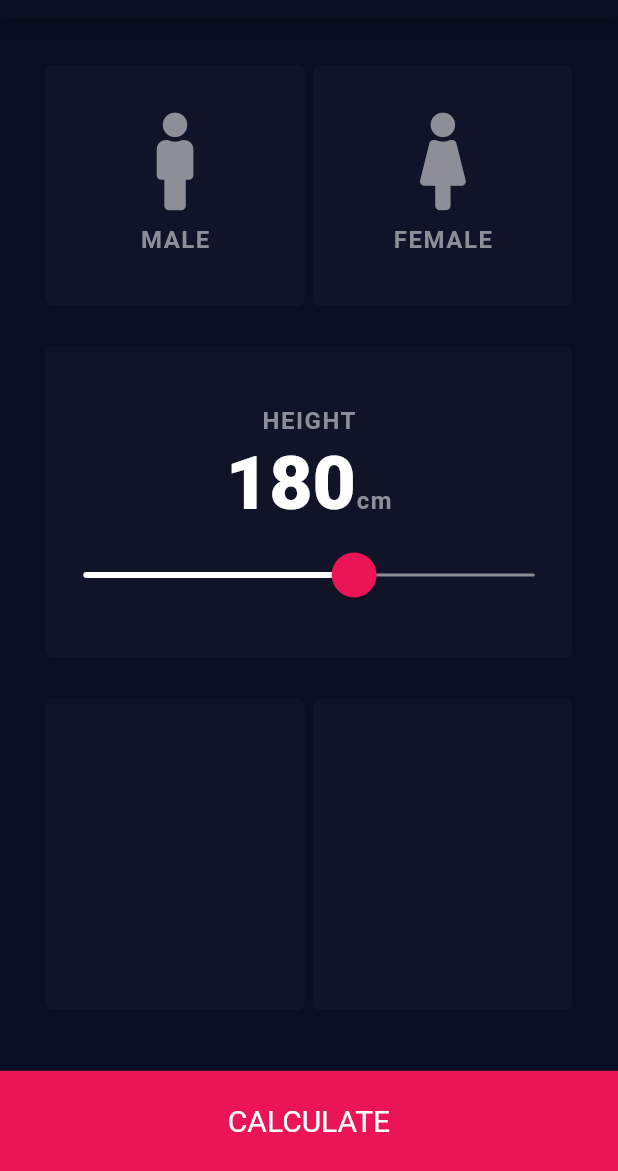
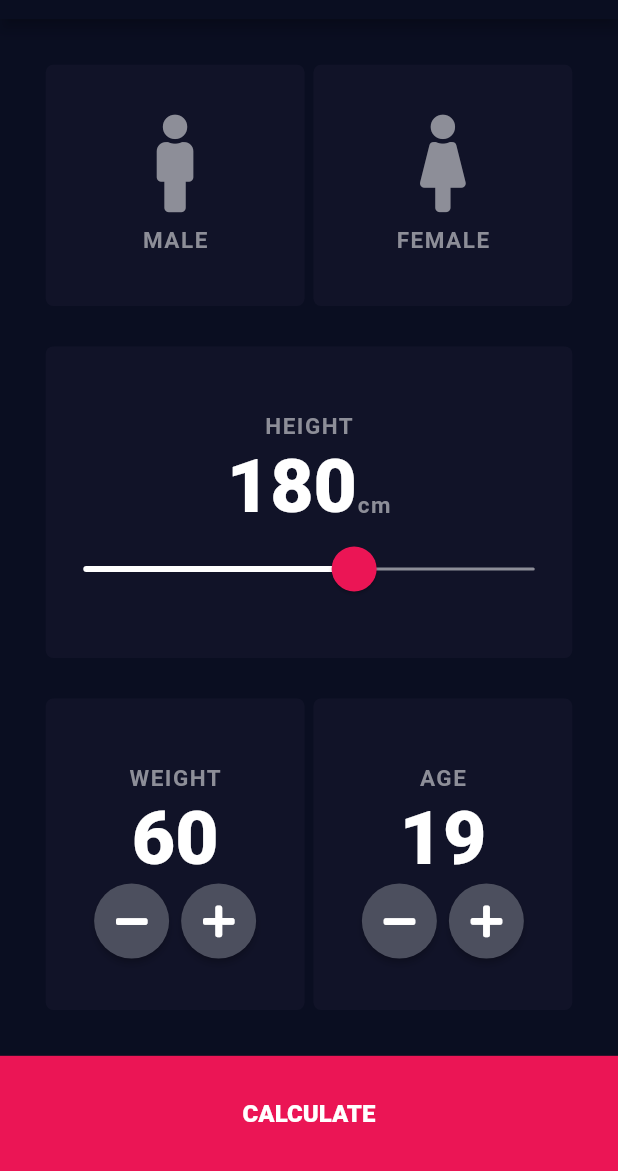
Before and after one commit to srockstech/bmi-calculator-app, a Flutter app: the screen it shows after launch, on a phone screen of 412 x 824 dp, the part 65-1236 px from its top. Run offline on Flutter 3.47's test engine with Material 2 defaults, Android fonts, the phone set to English and light mode, and no system bars; our stand-ins replace font_awesome_flutter.

Commit message:
Created Weight and Age inputs

```diff
--- a/lib/constants.dart
+++ b/lib/constants.dart
@@ -15,7 +15,7 @@ const kSliderTrackHeight = 2.0;
 
 const kTitleStyle = TextStyle(
   height: 2.0,
-  fontSize: 16,
+  fontSize: 15,
   fontWeight: FontWeight.w700,
   color: Color(0xFF8D8E98),
   letterSpacing: 1,
--- a/lib/input_page.dart
+++ b/lib/input_page.dart
@@ -13,6 +13,8 @@ class InputPage extends StatefulWidget {
 
 class _InputPageState extends State<InputPage> {
   int height = 180;
+  int weight = 60;
+  int age = 19;
   Gender selectedGender;
   @override
   Widget build(BuildContext context) {
@@ -102,9 +104,6 @@ class _InputPageState extends State<InputPage> {
                               )
                             ],
                           ),
-                          SizedBox(
-                            height: 6,
-                          ),
                           SliderTheme(
                             data: SliderTheme.of(context).copyWith(
                               activeTrackColor: kSliderActiveColour,
@@ -139,11 +138,85 @@ class _InputPageState extends State<InputPage> {
                       children: [
                         Expanded(
                           child: ReusableCard(
+                            cardChild: Column(
+                              mainAxisAlignment: MainAxisAlignment.center,
+                              children: [
+                                Text(
+                                  'WEIGHT',
+                                  style: kTitleStyle,
+                                ),
+                                Text(
+                                  weight.toString(),
+                                  style: kNumberStyle,
+                                ),
+                                Row(
+                                  mainAxisAlignment: MainAxisAlignment.center,
+                                  children: [
+                                    RoundIconsButton(
+                                      icon: FontAwesomeIcons.minus,
+                                      onPress: () {
+                                        setState(() {
+                                          weight--;
+                                        });
+                                      },
+                                    ),
+                                    SizedBox(
+                                      width: 8,
+                                    ),
+                                    RoundIconsButton(
+                                      icon: FontAwesomeIcons.plus,
+                                      onPress: () {
+                                        setState(() {
+                                          weight++;
+                                        });
+                                      },
+                                    ),
+                                  ],
+                                ),
+                              ],
+                            ),
                             colour: kActiveCardColour,
                           ),
                         ),
                         Expanded(
                           child: ReusableCard(
+                            cardChild: Column(
+                              mainAxisAlignment: MainAxisAlignment.center,
+                              children: [
+                                Text(
+                                  'AGE',
+                                  style: kTitleStyle,
+                                ),
+                                Text(
+                                  age.toString(),
+                                  style: kNumberStyle,
+                                ),
+                                Row(
+                                  mainAxisAlignment: MainAxisAlignment.center,
+                                  children: [
+                                    RoundIconsButton(
+                                      icon: FontAwesomeIcons.minus,
+                                      onPress: () {
+                                        setState(() {
+                                          age--;
+                                        });
+                                      },
+                                    ),
+                                    SizedBox(
+                                      width: 8,
+                                    ),
+                                    RoundIconsButton(
+                                      icon: FontAwesomeIcons.plus,
+                                      onPress: () {
+                                        setState(() {
+                                          age++;
+                                        });
+                                      },
+                                    ),
+                                  ],
+                                ),
+                              ],
+                            ),
                             colour: kActiveCardColour,
                           ),
                         ),
@@ -157,12 +230,11 @@ class _InputPageState extends State<InputPage> {
           Expanded(
             flex: 1,
             child: Container(
-              margin: EdgeInsets.only(top: 10),
               color: kCalculateButtonColour,
               child: Center(
                   child: Text(
                 'CALCULATE',
-                style: TextStyle(fontSize: 20),
+                style: TextStyle(fontSize: 16, fontWeight: FontWeight.w800),
               )),
             ),
           ),
@@ -171,3 +243,22 @@ class _InputPageState extends State<InputPage> {
     );
   }
 }
+
+class RoundIconsButton extends StatelessWidget {
+  final IconData icon;
+  final Function onPress;
+  RoundIconsButton({@required this.icon, @required this.onPress});
+  @override
+  Widget build(BuildContext context) {
+    return RawMaterialButton(
+      onPressed: onPress,
+      shape: CircleBorder(),
+      fillColor: Color(0xFF4C4F5E),
+      constraints: BoxConstraints.tightFor(
+        width: 50,
+        height: 50,
+      ),
+      child: Icon(icon),
+    );
+  }
+}
```
Also changed, not shown: 4 other files.
